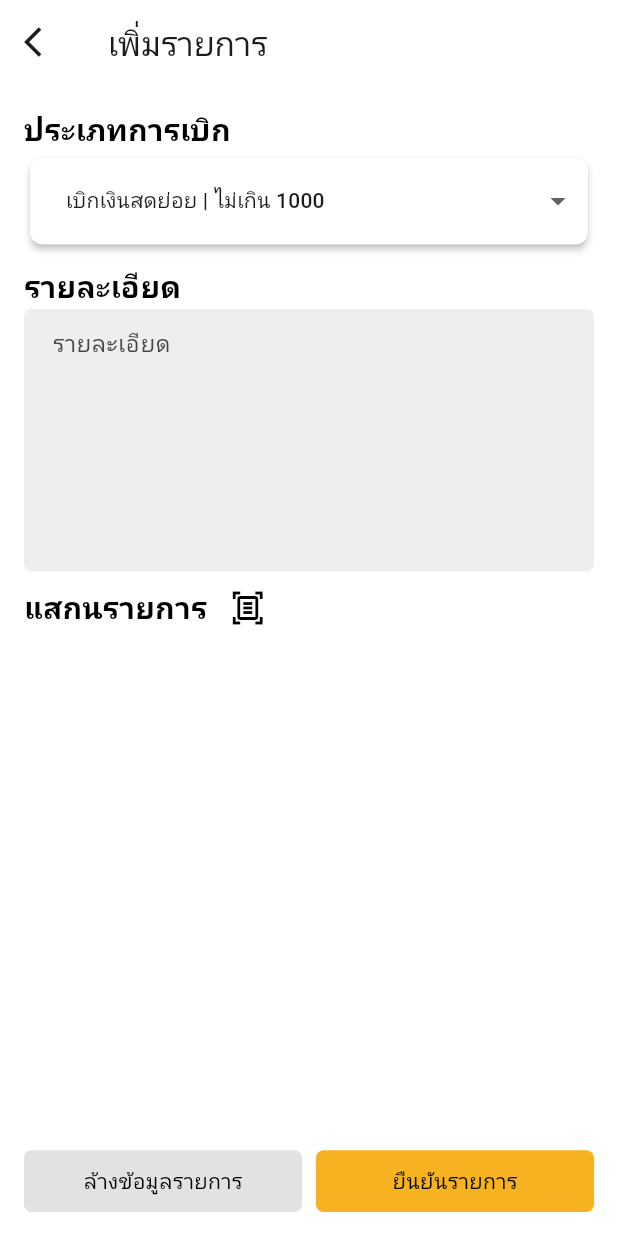
After one commit to AshaTechCorporation/ncimobile, a Flutter app: the ListProducrPage screen opened directly, after a tap on the "add circle outline" icon, on a phone screen of 412 x 824 dp. The commit adds this screen. Run offline on Flutter 3.47's test engine with Material 3 defaults, Android fonts, the light colour scheme and no system bars; drawn by our look-alikes of dropdown_button2; our stand-ins replace easy_date_timeline, easy_stepper, file_picker, flutter_html, image_picker, infinite_scroll_pagination and 1 more; missing offline and left inert: barcode_scan2; accounts and stored records are empty; network calls fail; Roboto replaces fonts that are missing (IBMPlexSansThai).

Commit message:
แก้ไข แสกน QR && Barcode  และเพิ่มหน้าเพิ่มรายการ

```diff
--- a/lib/disbursement/widgets/HeadderDisburWidget.dart
+++ b/lib/disbursement/widgets/HeadderDisburWidget.dart
@@ -11,7 +11,7 @@ class HeadderDisburWidget extends StatelessWidget {
   Widget build(BuildContext context) {
     return Container(
       padding: EdgeInsets.all(16),
-      height: size.height * 0.12,
+      height: size.height * 0.14,
       width: MediaQuery.of(context).size.width,
       decoration: BoxDecoration(color: kMainColor),
       child: Column(
--- a/lib/home/homePage.dart
+++ b/lib/home/homePage.dart
@@ -107,7 +107,7 @@ class _HomePageState extends State<HomePage> {
                         ),
                         Text(
                           "ประกาศจากฝ่ายการเงิน",
-                          style: TextStyle(fontSize: 28, fontWeight: FontWeight.bold, color: Colors.black),
+                          style: TextStyle(fontSize: 20, fontWeight: FontWeight.bold, color: Colors.black),
                         ),
                       ],
                     ),
--- a/lib/home/widgets/HeadderBarWidget.dart
+++ b/lib/home/widgets/HeadderBarWidget.dart
@@ -12,7 +12,7 @@ class HeadderBarWidget extends StatelessWidget {
   Widget build(BuildContext context) {
     return Container(
       padding: EdgeInsets.all(16),
-      height: size.height * 0.12,
+      height: size.height * 0.13,
       width: MediaQuery.of(context).size.width,
       decoration: BoxDecoration(color: kMainColor),
       child: Column(
--- /dev/null
+++ b/lib/listProduct/addItem/addItemPage.dart
@@ -0,0 +1,323 @@
+import 'dart:developer';
+
+import 'package:barcode_scan2/barcode_scan2.dart';
+import 'package:dropdown_button2/dropdown_button2.dart';
+import 'package:flutter/material.dart';
+import 'package:ncimobile/constants.dart';
+import 'package:ncimobile/home/firstPage.dart';
+import 'package:ncimobile/widgets/input.dart';
+
+class AddItemPage extends StatefulWidget {
+  const AddItemPage({super.key});
+
+  @override
+  State<AddItemPage> createState() => _AddItemPageState();
+}
+
+class _AddItemPageState extends State<AddItemPage> {
+  List<String> disbursement = [
+    'เบิกเงินสดย่อย | ไม่เกิน 1000',
+    'เบิกเงินสดย่อย | เบิกเงินชดเชย',
+    'บุคลากรภายนอก',
+    'ทดลองจ่าย',
+    'เบี้ยเลี้ยง บุคลากรภายใน',
+    'เบี้ยเลี้ยง บุคลากรภายนอก',
+  ];
+  String selectDisbursement = 'เบิกเงินสดย่อย | ไม่เกิน 1000';
+  List<ScanResult> docScan = [];
+  var options = ScanOptions();
+  @override
+  Widget build(BuildContext context) {
+    final size = MediaQuery.of(context).size;
+    return Scaffold(
+      backgroundColor: Colors.white,
+      appBar: AppBar(
+        backgroundColor: Colors.white,
+        leading: IconButton(
+          onPressed: () {
+            Navigator.pop(context);
+          },
+          icon: Icon(Icons.arrow_back_ios),
+        ),
+        title: Text('เพิ่มรายการ'),
+      ),
+      body: SingleChildScrollView(
+        child: Padding(
+          padding: const EdgeInsets.all(16),
+          child: Column(
+            crossAxisAlignment: CrossAxisAlignment.start,
+            children: [
+              Text(
+                'ประเภทการเบิก',
+                style: TextStyle(fontSize: 20, color: Colors.black, fontWeight: FontWeight.bold),
+              ),
+              SizedBox(
+                width: double.infinity,
+                height: size.height * 0.08,
+                child: Card(
+                  surfaceTintColor: Colors.white,
+                  color: Colors.white,
+                  shape: RoundedRectangleBorder(
+                    borderRadius: BorderRadius.circular(8.0),
+                  ),
+                  elevation: 2,
+                  child: DropdownButtonHideUnderline(
+                    child: DropdownButton2<String>(
+                      isExpanded: true,
+                      hint: Text(
+                        'เลือกประเภทการใช้งาน',
+                        style: TextStyle(
+                          fontSize: 14,
+                          fontFamily: 'IBMPlexSansThai',
+                          color: Theme.of(context).hintColor,
+                        ),
+                      ),
+                      items: disbursement
+                          .map((String item) => DropdownMenuItem<String>(
+                                value: item,
+                                child: Text(
+                                  item,
+                                  style: TextStyle(
+                                    fontSize: 14,
+                                    fontFamily: 'IBMPlexSansThai',
+                                  ),
+                                ),
+                              ))
+                          .toList(),
+                      value: selectDisbursement,
+                      onChanged: (String? va) async {
+                        setState(() {
+                          selectDisbursement = va!;
+                        });
+                      },
+                      buttonStyleData: ButtonStyleData(
+                        padding: EdgeInsets.symmetric(horizontal: 8),
+                        height: size.height * 0.08,
+                      ),
+                      menuItemStyleData: MenuItemStyleData(
+                        height: size.height * 0.08,
+                      ),
+                    ),
+                  ),
+                ),
+              ),
+              SizedBox(
+                height: 10,
+              ),
+              Row(
+                children: [
+                  Text(
+                    'รายละเอียด',
+                    style: TextStyle(fontSize: 20, color: Colors.black, fontWeight: FontWeight.bold),
+                  ),
+                ],
+              ),
+              InputTextFormField(
+                // controller: password,
+                width: double.infinity,
+                hintText: 'รายละเอียด',
+                keyboardType: TextInputType.text,
+              ),
+              SizedBox(
+                height: 10,
+              ),
+              Row(
+                children: [
+                  Text(
+                    'แสกนรายการ',
+                    style: TextStyle(fontSize: 20, color: Colors.black, fontWeight: FontWeight.bold),
+                  ),
+                  SizedBox(
+                    width: 15,
+                  ),
+                  GestureDetector(
+                    onTap: () async {
+                      var result = await BarcodeScanner.scan(options: options);
+                      inspect(result);
+                      if (result.rawContent != '') {
+                        docScan.add(result);
+                      }
+                      setState(() {});
+                    },
+                    child: Icon(
+                      Icons.document_scanner_outlined,
+                      color: Colors.black,
+                    ),
+                  ),
+                ],
+              ),
+              docScan.isEmpty
+                  ? SizedBox.shrink()
+                  : Column(
+                      children: List.generate(
+                          docScan.length,
+                          (index) => Container(
+                                width: double.infinity,
+                                margin: EdgeInsets.all(4),
+                                padding: EdgeInsets.all(8),
+                                decoration: BoxDecoration(
+                                  border: Border.all(
+                                    color: kMainColor,
+                                  ),
+                                  borderRadius: BorderRadius.circular(5),
+                                ),
+                                child: Column(
+                                  crossAxisAlignment: CrossAxisAlignment.start,
+                                  children: [
+                                    Text(
+                                      'รายการ: ${docScan[index].rawContent}',
+                                    ),
+                                    Text(
+                                      'ประเภท: ${docScan[index].type.name}',
+                                    ),
+                                    Text(
+                                      'บรรจุ: 5',
+                                    ),
+                                    Text(
+                                      'จำนวน: 12',
+                                    ),
+                                    Text(
+                                      'ราคาต่อหน่วย: 100',
+                                    ),
+                                    Text(
+                                      'ราคา: 150',
+                                    ),
+                                  ],
+                                ),
+                              )).reversed.toList(),
+                    )
+            ],
+          ),
+        ),
+      ),
+      bottomNavigationBar: SafeArea(
+        child: Padding(
+          padding: const EdgeInsets.all(16),
+          child: Row(
+            mainAxisAlignment: MainAxisAlignment.spaceBetween,
+            children: [
+              GestureDetector(
+                onTap: () async {
+                  final clearData = await showDialog(
+                      barrierDismissible: false,
+                      context: context,
+                      builder: (context) {
+                        return AlertDialog(
+                          title: Text(
+                            'แจ้งเตือน',
+                            style: TextStyle(fontSize: 15),
+                          ),
+                          content: Text(
+                            'ยืนยันล้างข้อมูลรายการ ใช่หรือไม่?',
+                            style: TextStyle(fontSize: 12),
+                          ),
+                          actions: [
+                            GestureDetector(
+                              onTap: () {
+                                Navigator.pop(context, false);
+                              },
+                              child: Text('ยกเลิก'),
+                            ),
+                            SizedBox(
+                              width: 20,
+                            ),
+                            GestureDetector(
+                              onTap: () {
+                                Navigator.pop(context, true);
+                              },
+                              child: Text(
+                                'ยืนยัน',
+                                style: TextStyle(color: Colors.amber),
+                              ),
+                            ),
+                          ],
+                        );
+                      });
+                  if (clearData == true) {
+                    setState(() {
+                      selectDisbursement = 'เบิกเงินสดย่อย | ไม่เกิน 1000';
+                      docScan.clear();
+                    });
+                  }
+                },
+                child: Container(
+                  padding: EdgeInsets.all(8),
+                  height: size.height * 0.05,
+                  width: size.width * 0.45,
+                  decoration: BoxDecoration(
+                    color: const Color.fromARGB(255, 226, 226, 226),
+                    borderRadius: BorderRadius.all(
+                      Radius.circular(5.0),
+                    ),
+                  ),
+                  child: Center(
+                    child: Text(
+                      'ล้างข้อมูลรายการ',
+                      style: TextStyle(color: Colors.black),
+                    ),
+                  ),
+                ),
+              ),
+              GestureDetector(
+                onTap: () {
+                  showDialog(
+                      barrierDismissible: false,
+                      context: context,
+                      builder: (context) {
+                        return AlertDialog(
+                          title: Text(
+                            'ยืนยันในตั้งเบิกรายการใหม่ ใช่ไหม?',
+                            style: TextStyle(fontSize: 15),
+                          ),
+                          content: Text(
+                            'ผู้เขียนรายการเบิกจะต้องตรวจสอบและแก้ไขรายการเบิกให้ถูกต้อง เพื่อให้สามารถยื่นขออนุมัติใหม่ได้อย่างเหมาะสมและมีโอกาสมากขึ้นในการได้รับการอนุมัติ',
+                            style: TextStyle(fontSize: 12),
+                          ),
+                          actions: [
+                            GestureDetector(
+                              onTap: () {
+                                Navigator.pop(context);
+                              },
+                              child: Text('ยกเลิก'),
+                            ),
+                            SizedBox(
+                              width: 20,
+                            ),
+                            GestureDetector(
+                              onTap: () {
+                                Navigator.pushAndRemoveUntil(context, MaterialPageRoute(builder: ((context) => FirstPage())), (route) => false);
+                              },
+                              child: Text(
+                                'ตั้งรายการเบิก',
+                                style: TextStyle(color: Colors.amber),
+                              ),
+                            ),
+                          ],
+                        );
+                      });
+                },
+                child: Container(
+                  padding: EdgeInsets.all(8),
+                  height: size.height * 0.05,
+                  width: size.width * 0.45,
+                  decoration: BoxDecoration(
+                    color: kCardWaitColor,
+                    borderRadius: BorderRadius.all(
+                      Radius.circular(5.0),
+                    ),
+                  ),
+                  child: Center(
+                    child: Text(
+                      'ยืนยันรายการ',
+                      style: TextStyle(color: Colors.black),
+                    ),
+                  ),
+                ),
+              ),
+            ],
+          ),
+        ),
+      ),
+    );
+  }
+}
--- a/lib/listProduct/listProducrPage.dart
+++ b/lib/listProduct/listProducrPage.dart
@@ -1,7 +1,10 @@
+import 'dart:developer';
+
+import 'package:barcode_scan2/barcode_scan2.dart';
 import 'package:flutter/material.dart';
 import 'package:ncimobile/constants.dart';
 import 'package:ncimobile/disbursement/widgets/HeadderDisburWidget.dart';
-import 'package:simple_barcode_scanner/simple_barcode_scanner.dart';
+import 'package:ncimobile/listProduct/addItem/addItemPage.dart';
 
 class ListProducrPage extends StatefulWidget {
   const ListProducrPage({super.key});
@@ -11,6 +14,7 @@ class ListProducrPage extends StatefulWidget {
 }
 
 class _ListProducrPageState extends State<ListProducrPage> {
+  var options = ScanOptions();
   @override
   Widget build(BuildContext context) {
     final size = MediaQuery.of(context).size;
@@ -32,11 +36,22 @@ class _ListProducrPageState extends State<ListProducrPage> {
                 Padding(
                   padding: EdgeInsets.all(20.0),
                   child: Row(
-                    mainAxisAlignment: MainAxisAlignment.start,
+                    mainAxisAlignment: MainAxisAlignment.spaceBetween,
                     children: [
                       Text(
                         "รายการ",
                         style: TextStyle(fontSize: 28, fontWeight: FontWeight.bold, color: Colors.black),
+                      ),
+                      GestureDetector(
+                        onTap: () {
+                          Navigator.push(context, MaterialPageRoute(builder: (context) {
+                            return AddItemPage();
+                          }));
+                        },
+                        child: Icon(
+                          Icons.add_circle_outline_outlined,
+                          color: Colors.black,
+                        ),
                       ),
                     ],
                   ),
@@ -54,16 +69,8 @@ class _ListProducrPageState extends State<ListProducrPage> {
                       prefixIcon: Icon(Icons.search),
                       suffixIcon: GestureDetector(
                         onTap: () async {
-                          var res = await Navigator.push(
-                              context,
-                              MaterialPageRoute(
-                                builder: (context) => const SimpleBarcodeScannerPage(),
-                              ));
-                          setState(() {
-                            if (res is String) {
-                              // result = res;
-                            }
-                          });
+                          var result = await BarcodeScanner.scan(options: options);
+                          inspect(result);
                         },
                         child: Icon(
                           Icons.document_scanner_outlined,
@@ -92,7 +99,7 @@ class _ListProducrPageState extends State<ListProducrPage> {
                             ),
                             child: ListTile(
                               leading: Image.asset('assets/images/Frame1.png'),
-                              title: Text('สินค้า'),
+                              title: Text('รายการที่ ${index + 1}'),
                               subtitle: Text('รายละเอียด'),
                               trailing: Icon(
                                 Icons.arrow_forward_ios_sharp,
--- a/lib/login/Service/loginService.dart
+++ b/lib/login/Service/loginService.dart
@@ -17,7 +17,11 @@ class LoginService {
     });
     if (response.statusCode == 200) {
       final data = convert.jsonDecode(response.body);
-      return data['token'];
+      final dataOut = {
+        "token": data['token'],
+        "userId": data['data']['id'],
+      };
+      return dataOut;
     } else {
       final data = convert.jsonDecode(response.body);
       throw ApiException(data['message']);
--- a/lib/login/loginPage.dart
+++ b/lib/login/loginPage.dart
@@ -83,7 +83,8 @@ class _LoginpageState extends State<Loginpage> {
                     final login = await LoginService.login(email.text, password.text);
                     final Future<SharedPreferences> _prefs = SharedPreferences.getInstance();
                     final SharedPreferences prefs = await _prefs;
-                    await prefs.setString('token', login);
+                    await prefs.setString('token', login['token']);
+                    await prefs.setInt('userId', login['userId']);
                     if (!mounted) return;
                     LoadingDialog.close(context);
                     Navigator.pushReplacement(context, MaterialPageRoute(builder: (context) {
--- a/lib/project/widgets/HeadderProjectWidget.dart
+++ b/lib/project/widgets/HeadderProjectWidget.dart
@@ -12,7 +12,7 @@ class HeadderProjectWidget extends StatelessWidget {
   Widget build(BuildContext context) {
     return Container(
       padding: EdgeInsets.all(16),
-      height: size.height * 0.12,
+      height: size.height * 0.14,
       width: MediaQuery.of(context).size.width,
       decoration: BoxDecoration(color: kMainColor),
       child: Column(
--- a/lib/widgets/input.dart
+++ b/lib/widgets/input.dart
@@ -31,13 +31,14 @@ class _InputTextFormFieldState extends State<InputTextFormField> {
   Widget build(BuildContext context) {
     return SizedBox(
         width: widget.width ?? 250,
-        height: widget.height ?? 60,
+        // height: widget.height ?? 60,
         child: TextFormField(
           controller: widget.controller,
           // onTap: () async {},
           style: TextStyle(fontSize: 22),
           obscureText: widget.obscureText ?? false,
           keyboardType: widget.keyboardType,
+          maxLines: widget.keyboardType == TextInputType.text ? 5 : 1,
           decoration: InputDecoration(
             contentPadding: const EdgeInsets.symmetric(vertical: 5, horizontal: 15),
             hintText: widget.hintText,
--- a/pubspec.yaml
+++ b/pubspec.yaml
@@ -47,7 +47,7 @@ dependencies:
   path: ^1.8.0
   infinite_scroll_pagination: ^4.0.0
   flutter_html: ^3.0.0-beta.2
-  simple_barcode_scanner: ^0.1.1
+  barcode_scan2: ^4.3.3
 
 dev_dependencies:
   flutter_test:
```
Also changed, not shown: lib/project/projectDetailPage.dart (+6 -2 lines), pubspec.lock, 5 other files.
